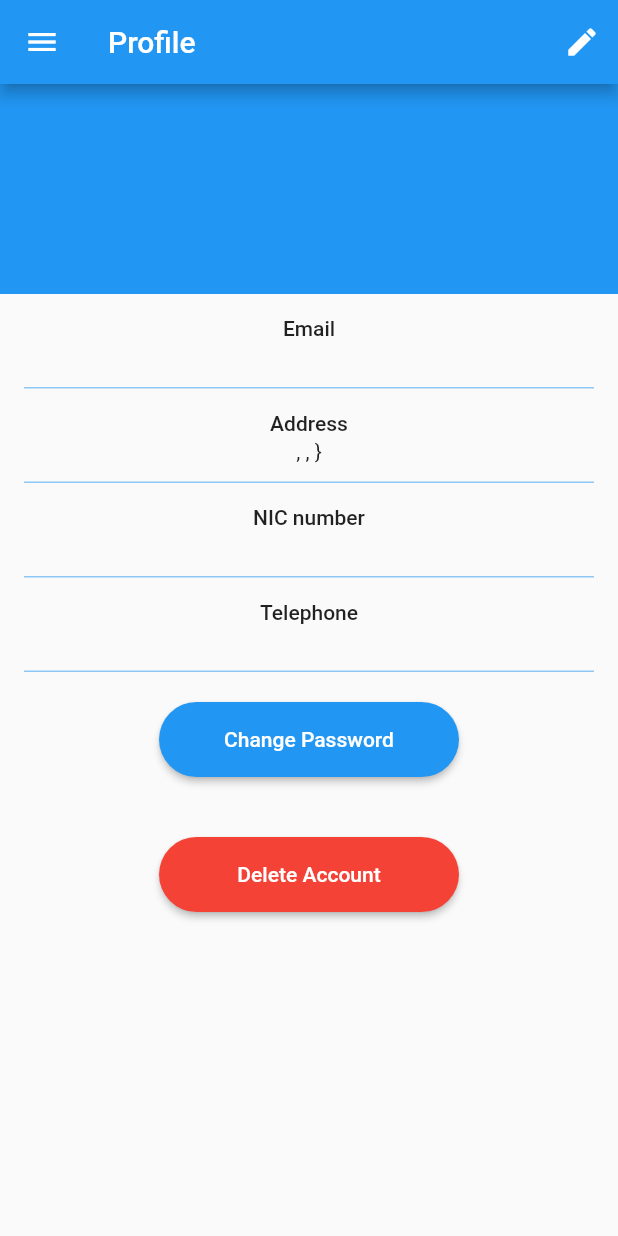
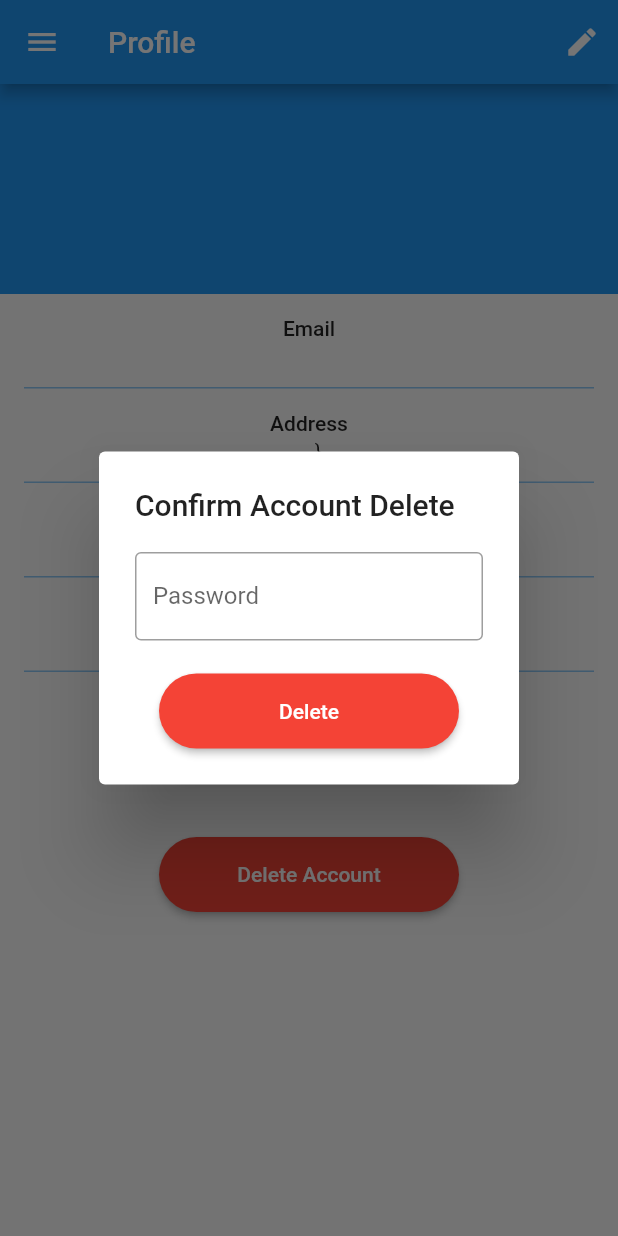
Before and after one commit to AnjalaD/semester_5_project_mobile_app, a Flutter app: the Profile widget shown alone on an empty page, opened directly, after a tap on "Delete Account", on a phone screen of 412 x 824 dp. Run offline on Flutter 3.47's test engine with Material 2 defaults, Android fonts, the phone set to English and light mode, and no system bars; drawn by our look-alikes of loading_overlay; our stand-ins replace dio, firebase_messaging, flutter_local_notifications, flutter_map, flutter_secure_storage, geolocator and 4 more; missing offline and left inert: background_fetch; accounts and stored records are empty.

Commit message:
updated delete account

```diff
--- a/lib/views/profile/profile.dart
+++ b/lib/views/profile/profile.dart
@@ -1,16 +1,65 @@
 import 'package:flutter/material.dart';
 import 'package:provider/provider.dart';
 import 'package:semester_5_project_mobile_app/services/authentication.dart';
+import 'package:semester_5_project_mobile_app/services/messages.dart';
 import 'package:semester_5_project_mobile_app/util/request_handler.dart';
 import 'package:semester_5_project_mobile_app/views/profile/chnage_password.dart';
 import 'package:semester_5_project_mobile_app/views/profile/edit.dart';
 import 'package:semester_5_project_mobile_app/views/profile/widgets/profile_row.dart';
 import 'package:semester_5_project_mobile_app/widgets/custom_button.dart';
+import 'package:semester_5_project_mobile_app/widgets/custom_text_field.dart';
 import 'package:semester_5_project_mobile_app/widgets/drawer.dart';
 import 'package:semester_5_project_mobile_app/widgets/page_wrapper.dart';
 
 class Profile extends StatelessWidget {
   const Profile({Key key}) : super(key: key);
+
+  void _confirmDelete(
+      BuildContext context, Authentication auth, Messages messages) {
+    showDialog(
+      context: context,
+      barrierDismissible: true,
+      builder: (context) {
+        final password = TextEditingController();
+        return AlertDialog(
+            title: Text('Confirm Account Delete'),
+            content: Column(
+              mainAxisSize: MainAxisSize.min,
+              children: <Widget>[
+                CustomTextField(
+                  labelText: 'Password',
+                  isPassword: true,
+                  textEditingController: password,
+                ),
+                CustomButton(
+                  color: Colors.red,
+                  labelText: 'Delete',
+                  onPressed: () async {
+                    bool res = await ApiRequestHandler.deleteUser(
+                      token: auth.proxyUser.token,
+                      password: password.text,
+                    );
+                    if (res) {
+                      auth.signOut();
+                      messages.add('Account Deleted!');
+                      return;
+                    }
+                    messages.add('Error Occured, Please try again!');
+                  },
+                )
+              ],
+            ));
+      },
+    );
+  }
+
+  void _gotoPage(Widget page, BuildContext context) {
+    Navigator.of(context).push(
+      MaterialPageRoute(
+        builder: (context) => page,
+      ),
+    );
+  }
 
   @override
   Widget build(BuildContext context) {
@@ -19,18 +68,12 @@ class Profile extends StatelessWidget {
       appBarActions: <Widget>[
         IconButton(
           icon: Icon(Icons.edit),
-          onPressed: () {
-            Navigator.of(context).push(
-              MaterialPageRoute(
-                builder: (context) => EditProfile(),
-              ),
-            );
-          },
+          onPressed: () => _gotoPage(EditProfile(), context),
         )
       ],
       drawer: CustomDrawer(),
-      body: Consumer<Authentication>(
-        builder: (context, auth, _) => ListView(
+      body: Consumer2<Authentication, Messages>(
+        builder: (context, auth, messages, _) => ListView(
           children: <Widget>[
             Container(
               height: 140,
@@ -64,13 +107,7 @@ class Profile extends StatelessWidget {
               child: Center(
                 child: CustomButton(
                   labelText: 'Change Password',
-                  onPressed: () {
-                    Navigator.of(context).push(
-                      MaterialPageRoute(
-                        builder: (context) => ChangePassword(),
-                      ),
-                    );
-                  },
+                  onPressed: () => _gotoPage(ChangePassword(), context),
                 ),
               ),
             ),
@@ -80,12 +117,7 @@ class Profile extends StatelessWidget {
                 child: CustomButton(
                   color: Colors.red,
                   labelText: 'Delete Account',
-                  onPressed: () async {
-                    auth.isLoading = true;
-                    bool result =
-                        await ApiRequestHandler.deleteUser(token: 'sfass');
-                    auth.isLoading = false;
-                  },
+                  onPressed: () => _confirmDelete(context, auth, messages),
                 ),
               ),
             )
```
